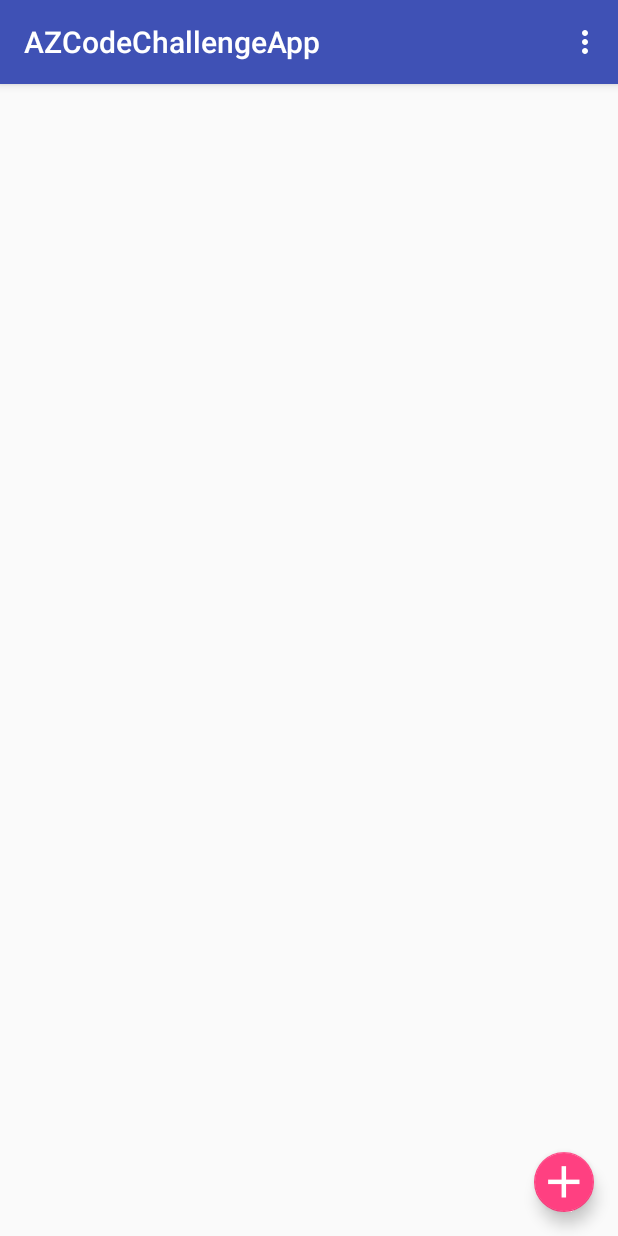
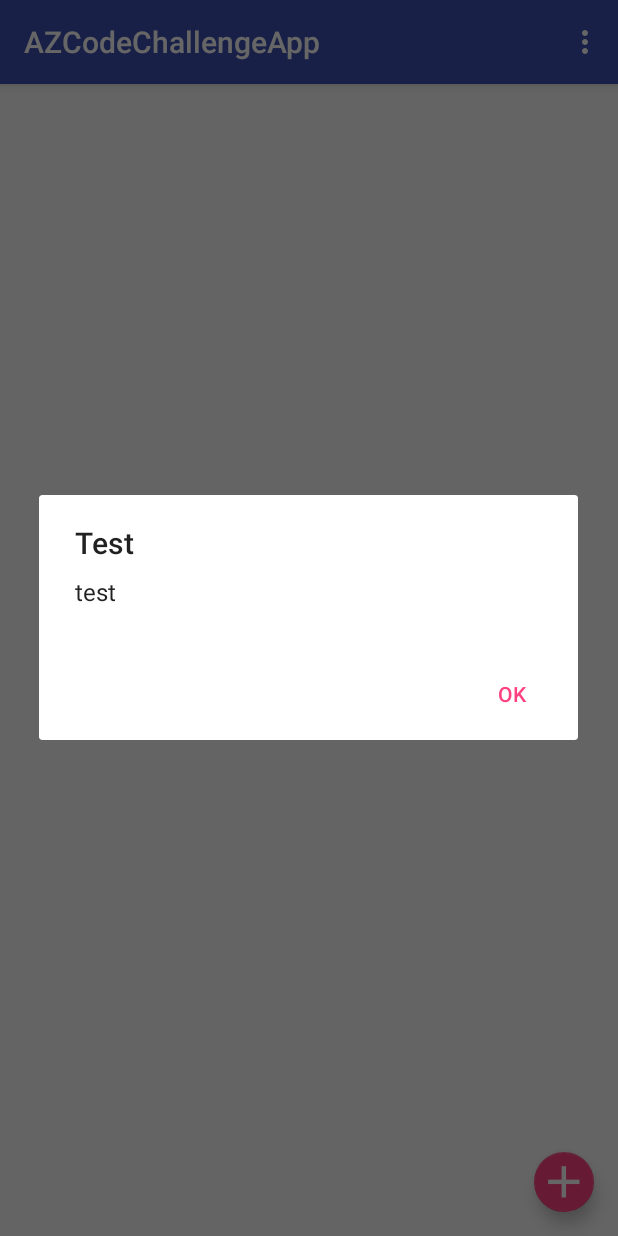
Before and after one commit to azcodechallengeomniscientwasps/app, an Android app: the screen it shows after launch once a user with an empty profile is signed in (KidListActivity), after a tap on an icon or button, on a phone screen of 412 x 824 dp. Run offline under Robolectric (Android 15) with nearby library versions, the phone set to English and light mode, and no system bars; our stand-ins replace Firebase (no records; nobody signed in at launch, a user with empty details on screens opened directly); libraries missing offline, so code that uses them is left out: com.firebase.ui.

Commit message:
7/21 14:36

```diff
--- a/app/build.gradle
+++ b/app/build.gradle
@@ -38,7 +38,7 @@ android {
         }
     }
     compileOptions {
-sourceCompatibility 1.8
+        sourceCompatibility 1.8
         targetCompatibility 1.8
     }
 }
--- a/app/src/main/java/com/makeapede/azcodechallengeapp/KidListActivity.java
+++ b/app/src/main/java/com/makeapede/azcodechallengeapp/KidListActivity.java
@@ -18,9 +18,12 @@
 
 package com.makeapede.azcodechallengeapp;
 
+import android.content.DialogInterface;
 import android.content.Intent;
 import android.os.Bundle;
+import android.support.v7.app.AlertDialog;
 import android.support.v7.app.AppCompatActivity;
+import android.support.v7.widget.LinearLayoutManager;
 import android.support.v7.widget.RecyclerView;
 import android.util.Log;
 import android.view.LayoutInflater;
@@ -36,17 +39,37 @@ import com.google.firebase.auth.FirebaseAuth;
 import java.util.ArrayList;
 
 public class KidListActivity extends AppCompatActivity {
-	KidAdapter adapter;
+	private KidAdapter adapter;
+	private RecyclerView list;
 
 	@Override
 	protected void onCreate(Bundle savedInstanceState) {
 		super.onCreate(savedInstanceState);
 		setContentView(R.layout.activity_kid_list);
 
+		list = (RecyclerView) findViewById(R.id.kid_list);
+		list.setHasFixedSize(true);
+
+		LinearLayoutManager layoutManager = new LinearLayoutManager(this);
+		list.setLayoutManager(layoutManager);
+
 		adapter = new KidAdapter(new ArrayList<>());
 
-		findViewById(R.id.add_button).setOnClickListener(
-				(v) -> adapter.addItem(new Kid(0, "Name")));
+		findViewById(R.id.add_button).setOnClickListener((v) -> {
+			Log.d("KidListActivity", "Adding item");
+
+			AlertDialog.Builder builder = new AlertDialog.Builder(this);
+
+			builder.setTitle("Test");
+			builder.setMessage("test");
+			builder.setPositiveButton("OK", (dialogInterface, i) -> {
+				adapter.addItem(new Kid(0, "Name"));
+			});
+
+			builder.create().show();
+		});
+
+		list.setAdapter(adapter);
 	}
 
 	void signOut() {
@@ -75,7 +98,7 @@ public class KidListActivity extends AppCompatActivity {
 				return true;
 			case R.id.action_account:
 				//go to password confirmation page
-				Log.d("KidListActivity", "attempting password check");
+				Log.d("KidListActivity", "Attempting password check");
 			default:
 				return super.onOptionsItemSelected(item);
 		}
@@ -90,8 +113,12 @@ public class KidListActivity extends AppCompatActivity {
 
 		public void addItem(Kid kid) {
 			kids.add(kid);
-
-			notifyDataSetChanged();
+			Log.d("KidListActivity", "Printing all kids");
+			for(Kid kid1 : kids) {
+				Log.d("KidListActivity", kid1.name);
+			}
+			//notifyDataSetChanged();
+			notifyItemInserted(kids.size()-1);
 		}
 
 		@Override
@@ -105,7 +132,7 @@ public class KidListActivity extends AppCompatActivity {
 		@Override
 		public void onBindViewHolder(ViewHolder holder, int position) {
 			holder.nameView.setText(kids.get(position).name);
-			holder.ageView.setText(kids.get(position).age);
+			holder.ageView.setText(String.valueOf(kids.get(position).age));
 		}
 
 		@Override
--- a/app/src/main/res/values/colors.xml
+++ b/app/src/main/res/values/colors.xml
@@ -18,7 +18,8 @@
   -->
 
 <resources>
-	<color name="colorPrimary">#3F51B5</color>
+	<color name="colorPrimary">#3f51b5</color>
 	<color name="colorPrimaryDark">#303F9F</color>
-	<color name="colorAccent">#FF4081</color>
+	<color name="colorAccent">#ff4081</color>
+	<color name="yelllow">#f8f007</color>
 </resources>
```
Also changed, not shown: app/src/main/AndroidManifest.xml (+5 -6 lines), app/src/main/java/com/makeapede/azcodechallengeapp/GameListActivity.java (added, +13 -0 lines), app/src/main/res/layout/activity_game_list.xml (added, +52 -0 lines), app/src/main/res/layout/kid_list_item.xml (+6 -2 lines).
